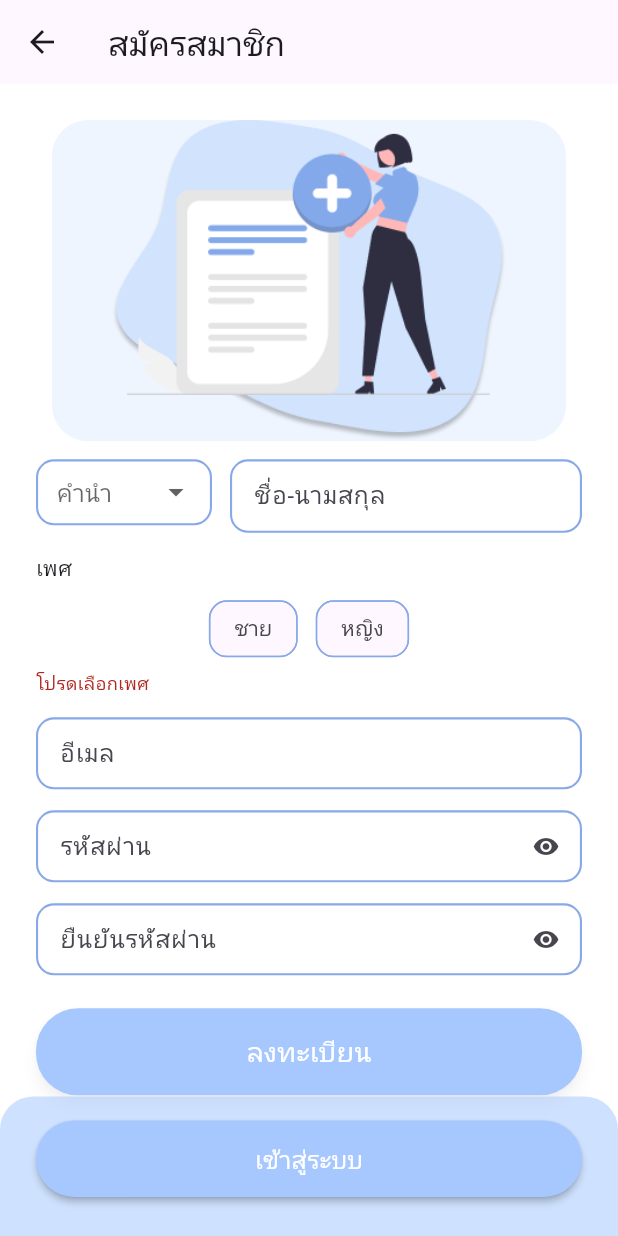
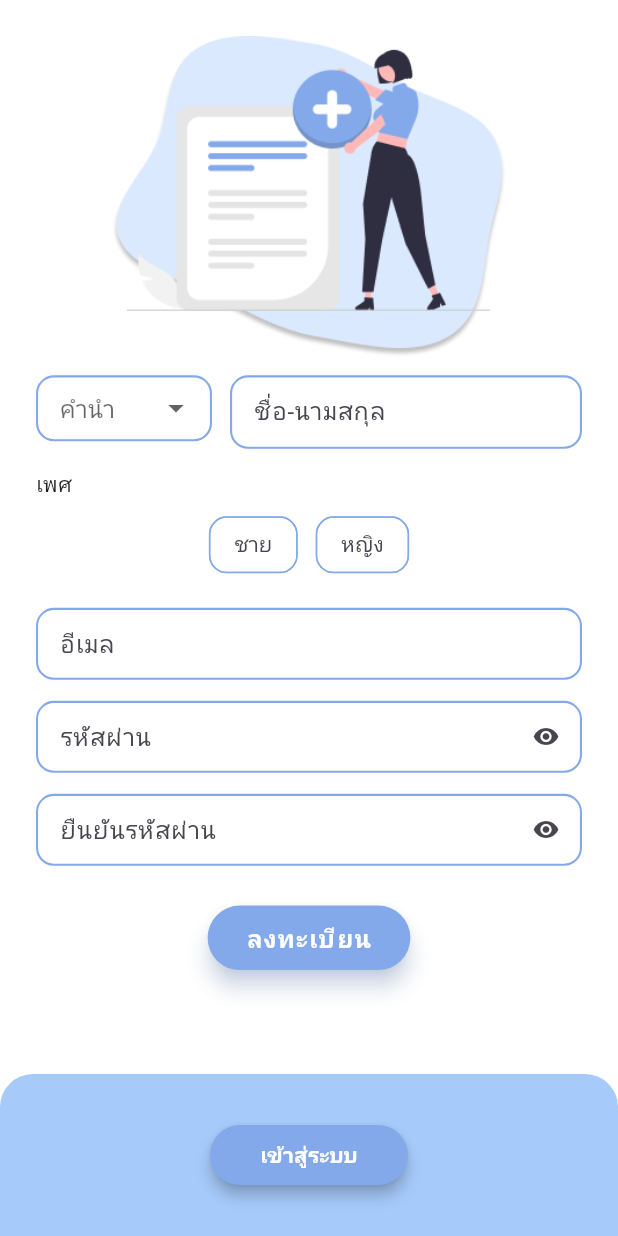
Before and after one commit to Danunuchh/Application-for-Student-Attendance, a Flutter app: the screen it shows after launch, after a tap on "ลงทะเบียน", on a phone screen of 412 x 824 dp. Run offline on Flutter 3.47's test engine with Material 3 defaults, Android fonts, the phone set to English and light mode, and no system bars.

Commit message:
แก้ไขให้เป็นไปตาม figma

```diff
--- a/App/My-App/lib/pages/login_page.dart
+++ b/App/My-App/lib/pages/login_page.dart
@@ -1,6 +1,5 @@
 import 'package:flutter/material.dart';
-import 'package:flutter_svg/flutter_svg.dart';
-import './signup.dart';
+import './signup.dart'; // แก้ไขเป็น signup.dart
 
 class LoginPage extends StatefulWidget {
   const LoginPage({super.key});
@@ -12,9 +11,14 @@ class LoginPage extends StatefulWidget {
 class _LoginPageState extends State<LoginPage> {
   bool _obscure = true;
 
-  static const Color kPrimary = Color(0xFF6F9CEB);
+  // เพิ่มสีจากหน้า SignUpPage
+  static const Color kPrimary = Color(0xFF84A9EA);
   static const Color kPrimaryLight = Color(0xFFAEC8F2);
   static const Color kShadow = Color(0x1A000000);
+  static const Color kBorder = Color(0xFF88A8E8);
+  static const Color kFocused = Color(0xFF88A8E8); //โฟกัสเมื่อกดที่ช่อง
+  static const Color kBtn = Color(0xFFA7C7FF);
+  static const Color kBottom = Color(0xFFA6CAFA);
 
   InputDecoration _fieldDeco(String hint) => InputDecoration(
         hintText: hint,
@@ -27,7 +31,7 @@ class _LoginPageState extends State<LoginPage> {
         ),
         focusedBorder: OutlineInputBorder(
           borderRadius: BorderRadius.circular(12),
-          borderSide: const BorderSide(color: kPrimary, width: 2),
+          borderSide: const BorderSide(color: kFocused, width: 2),
         ),
       );
 
@@ -36,7 +40,9 @@ class _LoginPageState extends State<LoginPage> {
     return Scaffold(
       backgroundColor: Colors.white,
       body: SafeArea(
-        child: Center(
+        child: Column(
+          children: [
+            Expanded(
               child: SingleChildScrollView(
                 padding: const EdgeInsets.symmetric(horizontal: 24, vertical: 12),
                 child: Column(
@@ -54,6 +60,11 @@ class _LoginPageState extends State<LoginPage> {
                           'assets/login.png',
                           height: 250,
                           fit: BoxFit.contain,
+                          errorBuilder: (_, __, ___) => const Icon(
+                            Icons.image,
+                            size: 80,
+                            color: kBorder,
+                          ),
                         ),
                       ),
                     ),
@@ -100,8 +111,8 @@ class _LoginPageState extends State<LoginPage> {
                             borderRadius: BorderRadius.circular(24), // มุมโค้ง
                           ),
                           padding: const EdgeInsets.symmetric(
-                        horizontal: 30, // ระยะรอบข้อความ
-                        vertical: 12,
+                            horizontal: 26, // ระยะรอบข้อความ
+                            vertical: 10,
                           ),
                         ),
                         child: const Text(
@@ -115,32 +126,32 @@ class _LoginPageState extends State<LoginPage> {
                         ),
                       ),
                     ),
-                const SizedBox(height: 28),
-                Container(
-                  // width: double.infinity,
-                  padding:
-                    const EdgeInsets.symmetric(horizontal: 22, vertical: 30),
-                  decoration: BoxDecoration(
-                    color: kPrimaryLight,
-                    borderRadius: BorderRadius.circular(24),
-                    boxShadow: const [
-                      BoxShadow(
-                        color: kShadow,
-                        blurRadius: 12,
-                        offset: Offset(0, 6),
-                      ),
+                    const SizedBox(height: 12),
                   ],
                 ),
+              ),
+            ),
+            Container( // ส่วนของปุ่ม "ลงทะเบียน"
+              padding: const EdgeInsets.symmetric(horizontal: 24, vertical: 30),
+              decoration: const BoxDecoration(
+                color: kBottom,
+                borderRadius: BorderRadius.only(
+                  topLeft: Radius.circular(22),
+                  topRight: Radius.circular(22),
+                ),
+              ),
+              child: SafeArea(
+                top: false,
+                child: SizedBox(
+                  width: double.infinity,
                   child: Row(
+                    mainAxisAlignment: MainAxisAlignment.center, // แก้ไขที่นี่
                     children: [
-                      const Expanded(
-                        child: Text(
+                      const Text(
                         "ยังไม่มีบัญชีผู้ใช้?",
-                          textAlign: TextAlign.center,
                         style: TextStyle(fontSize: 14, color: Colors.black87),
                       ),
-                      ),
-                      const SizedBox(width: 12),
+                      const SizedBox(width: 8), // เพิ่ม SizedBox เล็กน้อยเพื่อไม่ให้ชิดกันเกินไป
                       ElevatedButton(
                         onPressed: () {
                           Navigator.push(
@@ -172,10 +183,9 @@ class _LoginPageState extends State<LoginPage> {
                     ],
                   ),
                 ),
-                const SizedBox(height: 12),
-              ],
               ),
             ),
+          ],
         ),
       ),
     );
--- a/App/My-App/lib/pages/signup.dart
+++ b/App/My-App/lib/pages/signup.dart
@@ -10,10 +10,13 @@ class SignUpPage extends StatefulWidget {
 
 class _SignUpPageState extends State<SignUpPage> {
   // สีโทนเดียวกับภาพ
-  static const Color kBorder = Color(0xFF88A8E8); // เส้นกรอบช่อง
-  static const Color kFocused = Color(0xFF648CE0); // โฟกัส
-  static const Color kBtn = Color(0xFFA7C7FF); // ปุ่ม
-  static const Color kBottom = Color(0x99AECDFE); // แถบล่างโปร่ง
+  static const Color kPrimary = Color(0xFF84A9EA); //ปุ่มลงทะเบียน
+  static const Color kPrimaryLight = Color(0xFF84A9EA);
+  static const Color kShadow = Color(0x1A000000);
+  static const Color kBorder = Color(0xFF84A9EA); // เส้นกรอบช่อง
+  static const Color kFocused = Color(0xFF88A8E8); //โฟกัสเมื่อกดที่ช่อง
+  static const Color kBtn = Color(0xFF84A9EA); // ปุ่ม login
+  static const Color kBottom = Color(0xFFA6CAFA); // แถบล่าง
 
   final _formKey = GlobalKey<FormState>();
 
@@ -47,7 +50,7 @@ class _SignUpPageState extends State<SignUpPage> {
         hintText: hint,
         isDense: true,
         filled: true,
-    fillColor: Colors.white,
+        fillColor: Colors.white, //สีกล่องข้อความทั้งหมด
         contentPadding: const EdgeInsets.symmetric(horizontal: 12, vertical: 12),
         border: OutlineInputBorder(
           borderRadius: BorderRadius.circular(12),
@@ -89,22 +92,13 @@ class _SignUpPageState extends State<SignUpPage> {
     final size = MediaQuery.of(context).size;
 
     return Scaffold(
-      appBar: AppBar(
-        automaticallyImplyLeading: false, // ปิดการแสดงปุ่ม back ที่อัตโนมัติ
-        leading: IconButton(
-          icon: const Icon(Icons.arrow_back),
-          onPressed: () {
-            Navigator.pop(context); // ใช้ pop เพื่อย้อนกลับไปหน้าล็อกอิน
-          },
-        ),
-        title: const Text('สมัครสมาชิก'),
-      ),
       backgroundColor: Colors.white,
       body: SafeArea(
-        child: Stack(
+        child: Column(
           children: [
-            SingleChildScrollView(
-              padding: const EdgeInsets.fromLTRB(24, 16, 24, 170),
+            Expanded(
+              child: SingleChildScrollView(
+                padding: const EdgeInsets.fromLTRB(24, 16, 24, 16),
                 child: Column(
                   crossAxisAlignment: CrossAxisAlignment.stretch,
                   children: [
@@ -117,15 +111,10 @@ class _SignUpPageState extends State<SignUpPage> {
                           child: ClipRRect(
                             borderRadius: BorderRadius.circular(24),
                             child: Container(
-                            color: const Color(0xFFEFF5FF),
                               child: Image.asset(
                                 'assets/signup.png',
+                                height: 250,
                                 fit: BoxFit.contain,
-                              errorBuilder: (_, __, ___) => const Icon(
-                                Icons.image,
-                                size: 80,
-                                color: kBorder,
-                              ),
                               ),
                             ),
                           ),
@@ -133,7 +122,6 @@ class _SignUpPageState extends State<SignUpPage> {
                       ),
                     ),
                     const SizedBox(height: 12),
-
                     Form(
                       key: _formKey,
                       child: Column(
@@ -148,10 +136,11 @@ class _SignUpPageState extends State<SignUpPage> {
                                   isExpanded: true,
                                   decoration: _deco('คำนำหน้า').copyWith(
                                     contentPadding: const EdgeInsets.symmetric(
-                                    horizontal: 10,
+                                      horizontal: 12,
                                       vertical: 10,
                                     ),
                                   ),
+                                  dropdownColor: Colors.white, // ทำให้พื้นหลัง dropdown เป็นสีขาว
                                   items: _titles
                                       .map(
                                         (t) => DropdownMenuItem(
@@ -183,14 +172,13 @@ class _SignUpPageState extends State<SignUpPage> {
                                   textInputAction: TextInputAction.next,
                                   decoration: _deco('ชื่อ-นามสกุล'),
                                   validator: (v) =>
-                                    (v == null || v.trim().length < 3)
-                                    ? 'กรอกชื่ออย่างน้อย 3 ตัวอักษร'
+                                      (v == null || v.trim().length < 3) //ให้กรอกชื่อมากกว่า 3
+                                          ? 'กรุณากรอกชื่อ'
                                           : null,
                                 ),
                               ),
                             ],
                           ),
-
                           if (_title == kOtherTitle) ...[
                             const SizedBox(height: 12),
                             TextFormField(
@@ -206,9 +194,7 @@ class _SignUpPageState extends State<SignUpPage> {
                               },
                             ),
                           ],
-
                           const SizedBox(height: 14),
-
                           Align(
                             alignment: Alignment.centerLeft,
                             child: Padding(
@@ -228,7 +214,8 @@ class _SignUpPageState extends State<SignUpPage> {
                                 selected: _gender == 'ชาย',
                                 onSelected: (_) =>
                                     setState(() => _gender = 'ชาย'),
-                              selectedColor: kBtn,
+                                selectedColor: const Color(0xFFA6CAFA),
+                                backgroundColor: Colors.white,
                                 shape: RoundedRectangleBorder(
                                   borderRadius: BorderRadius.circular(12),
                                   side: const BorderSide(color: kBorder),
@@ -239,7 +226,8 @@ class _SignUpPageState extends State<SignUpPage> {
                                 selected: _gender == 'หญิง',
                                 onSelected: (_) =>
                                     setState(() => _gender = 'หญิง'),
-                              selectedColor: kBtn,
+                                selectedColor: const Color(0xFFA6CAFA),
+                                backgroundColor: Colors.white,
                                 shape: RoundedRectangleBorder(
                                   borderRadius: BorderRadius.circular(12),
                                   side: const BorderSide(color: kBorder),
@@ -252,17 +240,9 @@ class _SignUpPageState extends State<SignUpPage> {
                               alignment: Alignment.centerLeft,
                               child: Padding(
                                 padding: const EdgeInsets.only(top: 4),
-                              child: Text(
-                                'โปรดเลือกเพศ',
-                                style: TextStyle(
-                                  color: Theme.of(context).colorScheme.error,
-                                  fontSize: 12,
-                                ),
-                              ),
                               ),
                             ),
                           const SizedBox(height: 14),
-
                           TextFormField(
                             controller: _emailCtrl,
                             keyboardType: TextInputType.emailAddress,
@@ -277,7 +257,6 @@ class _SignUpPageState extends State<SignUpPage> {
                             },
                           ),
                           const SizedBox(height: 14),
-
                           TextFormField(
                             controller: _passwordCtrl,
                             obscureText: _obscure1,
@@ -298,7 +277,6 @@ class _SignUpPageState extends State<SignUpPage> {
                                 : 'รหัสผ่านอย่างน้อย 6 ตัว',
                           ),
                           const SizedBox(height: 14),
-
                           TextFormField(
                             controller: _confirmCtrl,
                             obscureText: _obscure2,
@@ -317,35 +295,30 @@ class _SignUpPageState extends State<SignUpPage> {
                                 ? null
                                 : 'รหัสผ่านไม่ตรงกัน',
                           ),
-                        const SizedBox(height: 22),
-
-                        SizedBox(
-                          width: double.infinity,
+                          // เพิ่ม SizedBox เพื่อเพิ่มระยะห่าง
+                          const SizedBox(height: 24),
+                          Center(
                             child: ElevatedButton(
-                            onPressed: _signingUp ? null : _onSignUp,
+                              onPressed: _onSignUp,
                               style: ElevatedButton.styleFrom(
-                              elevation: 4,
-                              padding: const EdgeInsets.symmetric(vertical: 16),
-                              backgroundColor: kBtn,
-                              foregroundColor: Colors.white,
+                                backgroundColor: kPrimary,
+                                elevation: 6,
+                                shadowColor: kPrimary.withOpacity(0.6),
                                 shape: RoundedRectangleBorder(
-                                borderRadius: BorderRadius.circular(28),
+                                  borderRadius: BorderRadius.circular(24), // มุมโค้ง
                                 ),
-                              shadowColor: Colors.black26,
+                                padding: const EdgeInsets.symmetric(
+                                  horizontal: 26, // ระยะรอบข้อความ
+                                  vertical: 10,
                                 ),
-                            child: _signingUp
-                                ? const SizedBox(
-                                    height: 20,
-                                    width: 20,
-                                    child: CircularProgressIndicator(
-                                      strokeWidth: 2.2,
                               ),
-                                  )
-                                : const Text(
+                              child: const Text(
                                 'ลงทะเบียน',
                                 style: TextStyle(
-                                      fontSize: 18,
-                                      letterSpacing: 0.3,
+                                  fontSize: 16,
+                                  fontWeight: FontWeight.w600,
+                                  letterSpacing: 1,
+                                  color: Colors.white,
                                 ),
                               ),
                             ),
@@ -356,11 +329,9 @@ class _SignUpPageState extends State<SignUpPage> {
                   ],
                 ),
               ),
-
-            Align(
-              alignment: Alignment.bottomCenter,
-              child: Container(
-                padding: const EdgeInsets.fromLTRB(24, 16, 24, 26),
+            ),
+            Container(  //แถบล่าง
+              padding: const EdgeInsets.symmetric(horizontal: 140, vertical: 30),
               decoration: const BoxDecoration(
                 color: kBottom,
                 borderRadius: BorderRadius.only(
@@ -374,7 +345,6 @@ class _SignUpPageState extends State<SignUpPage> {
                   width: double.infinity,
                   child: ElevatedButton(
                     onPressed: () {
-                        // เปลี่ยนกลับไปที่หน้าล็อกอิน
                       Navigator.pushReplacement(
                         context,
                         MaterialPageRoute(
@@ -383,17 +353,21 @@ class _SignUpPageState extends State<SignUpPage> {
                       );
                     },
                     style: ElevatedButton.styleFrom(
-                        elevation: 2,
-                        padding: const EdgeInsets.symmetric(vertical: 14),
-                        backgroundColor: kBtn,
-                        foregroundColor: Colors.white,
+                          backgroundColor: kPrimary,
+                          elevation: 4,
+                          padding: const EdgeInsets.symmetric(
+                            horizontal: 20,
+                            vertical: 10,
+                          ),
                           shape: RoundedRectangleBorder(
-                          borderRadius: BorderRadius.circular(26),
+                            borderRadius: BorderRadius.circular(20),
                           ),
                         ),
                     child: const Text(
                       'เข้าสู่ระบบ',
-                        style: TextStyle(fontSize: 16, letterSpacing: 0.2),
+                      style: TextStyle(
+                          fontWeight: FontWeight.w600,
+                          color: Colors.white,
                         ),
                     ),
                   ),
```
Lines whose indentation alone changed are shown as unchanged.
